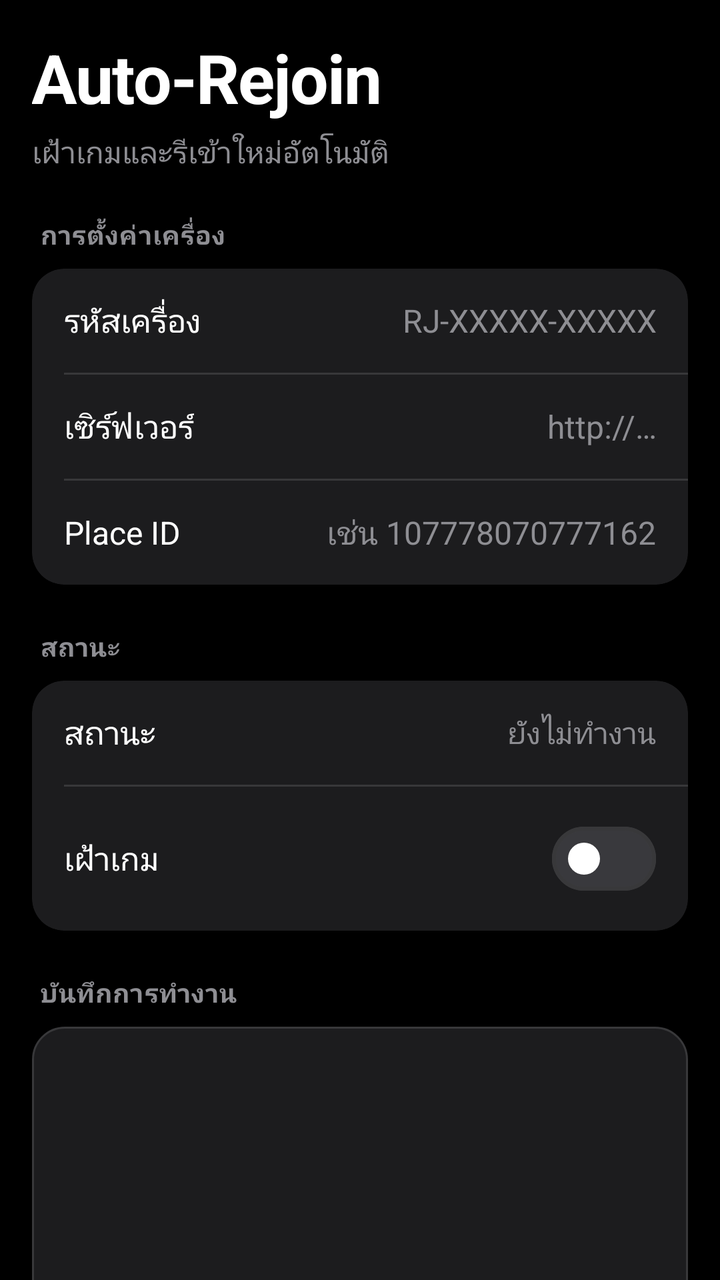
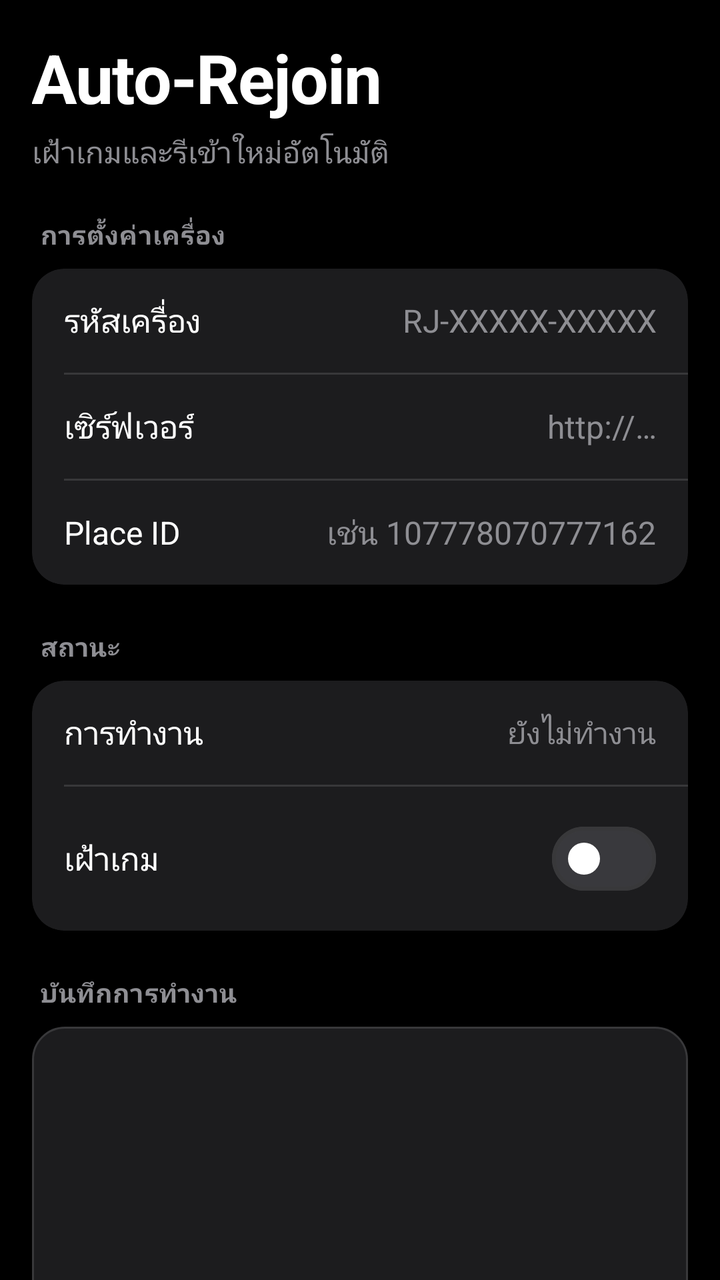

Screens rendered from an Android XML layout before and after an edit, with the pre-edit source and the edit as a unified diff.
<!-- AndroidManifest.xml: application theme Theme.RejoinAgent -->
<!-- res/layout/activity_main.xml -->
<?xml version="1.0" encoding="utf-8"?>
<androidx.core.widget.NestedScrollView xmlns:android="http://schemas.android.com/apk/res/android"
    xmlns:app="http://schemas.android.com/apk/res-auto"
    android:layout_width="match_parent"
    android:layout_height="match_parent"
    android:background="@color/ios_bg"
    android:fillViewport="true">

    <LinearLayout
        android:layout_width="match_parent"
        android:layout_height="wrap_content"
        android:orientation="vertical"
        android:padding="@dimen/screen_padding"
        android:paddingTop="28dp"
        android:paddingBottom="32dp">

        
        <TextView
            android:layout_width="match_parent"
            android:layout_height="wrap_content"
            android:text="@string/title"
            android:textColor="@color/ios_label"
            android:textSize="34sp"
            android:textStyle="bold"
            android:letterSpacing="-0.02" />

        <TextView
            android:layout_width="match_parent"
            android:layout_height="wrap_content"
            android:layout_marginTop="4dp"
            android:text="@string/subtitle"
            android:textColor="@color/ios_secondary_label"
            android:textSize="15sp" />

        
        <TextView
            style="@style/SectionHeader"
            android:layout_marginTop="@dimen/section_gap"
            android:text="@string/section_device" />

        <LinearLayout
            android:layout_width="match_parent"
            android:layout_height="wrap_content"
            android:layout_marginTop="8dp"
            android:background="@drawable/bg_card"
            android:clipToOutline="true"
            android:orientation="vertical">

            <LinearLayout
                style="@style/GroupRow">

                <TextView
                    style="@style/RowLabel"
                    android:text="@string/label_code" />

                <EditText
                    android:id="@+id/inputCode"
                    style="@style/Widget.Rejoin.EditText"
                    android:layout_width="0dp"
                    android:layout_height="wrap_content"
                    android:layout_weight="1"
                    android:gravity="end"
                    android:hint="@string/hint_code"
                    android:inputType="text" />
            </LinearLayout>

            <View style="@style/RowDivider" />

            <LinearLayout
                style="@style/GroupRow">

                <TextView
                    style="@style/RowLabel"
                    android:text="@string/label_server" />

                <EditText
                    android:id="@+id/inputServer"
                    style="@style/Widget.Rejoin.EditText"
                    android:layout_width="0dp"
                    android:layout_height="wrap_content"
                    android:layout_weight="1"
                    android:gravity="end"
                    android:hint="@string/hint_server"
                    android:inputType="textUri" />
            </LinearLayout>

            <View style="@style/RowDivider" />

            <LinearLayout
                style="@style/GroupRow">

                <TextView
                    style="@style/RowLabel"
                    android:text="@string/label_place" />

                <EditText
                    android:id="@+id/inputPlace"
                    style="@style/Widget.Rejoin.EditText"
                    android:layout_width="0dp"
                    android:layout_height="wrap_content"
                    android:layout_weight="1"
                    android:gravity="end"
                    android:hint="@string/hint_place"
                    android:inputType="number" />
            </LinearLayout>
        </LinearLayout>

        
        <TextView
            style="@style/SectionHeader"
            android:layout_marginTop="@dimen/section_gap"
            android:text="@string/section_status" />

        <LinearLayout
            android:layout_width="match_parent"
            android:layout_height="wrap_content"
            android:layout_marginTop="8dp"
            android:background="@drawable/bg_card"
            android:clipToOutline="true"
            android:orientation="vertical">

            <LinearLayout
                style="@style/GroupRow">

                <TextView
                    style="@style/RowLabel"
                    android:layout_weight="1"
                    android:text="@string/section_status" />

                <TextView
                    android:id="@+id/txtStatus"
                    android:layout_width="wrap_content"
                    android:layout_height="wrap_content"
                    android:gravity="end"
                    android:maxLines="2"
                    android:text="@string/status_idle"
                    android:textColor="@color/ios_secondary_label"
                    android:textSize="15sp" />
            </LinearLayout>

            <View style="@style/RowDivider" />

            <LinearLayout
                style="@style/GroupRow">

                <TextView
                    style="@style/RowLabel"
                    android:layout_weight="1"
                    android:text="@string/label_watch" />

                <com.google.android.material.materialswitch.MaterialSwitch
                    android:id="@+id/switchWatch"
                    android:layout_width="wrap_content"
                    android:layout_height="wrap_content"
                    app:thumbTint="@color/switch_thumb_tint"
                    app:trackTint="@color/switch_track_tint" />
            </LinearLayout>
        </LinearLayout>

        
        <TextView
            style="@style/SectionHeader"
            android:layout_marginTop="@dimen/section_gap"
            android:text="@string/section_log" />

        <LinearLayout
            android:layout_width="match_parent"
            android:layout_height="wrap_content"
            android:layout_marginTop="8dp"
            android:background="@drawable/bg_log"
            android:orientation="vertical"
            android:padding="12dp">

            <ScrollView
                android:id="@+id/scrollLog"
                android:layout_width="match_parent"
                android:layout_height="240dp"
                android:scrollbarStyle="insideOverlay">

                <TextView
                    android:id="@+id/txtLog"
                    android:layout_width="match_parent"
                    android:layout_height="wrap_content"
                    android:fontFamily="monospace"
                    android:textColor="@color/ios_log_text"
                    android:textIsSelectable="true"
                    android:textSize="12sp" />
            </ScrollView>
        </LinearLayout>

    </LinearLayout>
</androidx.core.widget.NestedScrollView>
<!-- resources referenced by this layout -->
<resources>
  <color name="ios_bg">#000000</color>
  <color name="ios_label">#FFFFFF</color>
  <color name="ios_log_text">#7EE787</color>
  <color name="ios_secondary_label">#8E8E93</color>
  <dimen name="screen_padding">16dp</dimen>
  <dimen name="section_gap">22dp</dimen>
  <!-- drawable bg_card (drawable) -->
  <?xml version="1.0" encoding="utf-8"?>
  <shape xmlns:android="http://schemas.android.com/apk/res/android"
      android:shape="rectangle">
      <solid android:color="@color/ios_card" />
      <corners android:radius="16dp" />
  </shape>
  <!-- drawable bg_log (drawable) -->
  <?xml version="1.0" encoding="utf-8"?>
  <shape xmlns:android="http://schemas.android.com/apk/res/android"
      android:shape="rectangle">
      <solid android:color="@color/ios_card" />
      <corners android:radius="16dp" />
      <stroke
          android:width="1dp"
          android:color="@color/ios_hairline" />
  </shape>
  <string name="hint_code">RJ-XXXXX-XXXXX</string>
  <string name="hint_place">เช่น 107778070777162</string>
  <string name="hint_server">http://…</string>
  <string name="label_code">รหัสเครื่อง</string>
  <string name="label_place">Place ID</string>
  <string name="label_server">เซิร์ฟเวอร์</string>
  <string name="label_watch">เฝ้าเกม</string>
  <string name="section_device">การตั้งค่าเครื่อง</string>
  <string name="section_log">บันทึกการทำงาน</string>
  <string name="section_status">สถานะ</string>
  <string name="status_idle">ยังไม่ทำงาน</string>
  <string name="subtitle">เฝ้าเกมและรีเข้าใหม่อัตโนมัติ</string>
  <string name="title">Auto-Rejoin</string>
  <style name="GroupRow">
          <item name="android:layout_width">match_parent</item>
          <item name="android:layout_height">wrap_content</item>
          <item name="android:orientation">horizontal</item>
          <item name="android:gravity">center_vertical</item>
          <item name="android:minHeight">52dp</item>
          <item name="android:paddingStart">@dimen/row_padding_h</item>
          <item name="android:paddingEnd">@dimen/row_padding_h</item>
          <item name="android:paddingTop">@dimen/row_padding_v</item>
          <item name="android:paddingBottom">@dimen/row_padding_v</item>
      </style>
  <style name="RowDivider">
          <item name="android:layout_width">match_parent</item>
          <item name="android:layout_height">1dp</item>
          <item name="android:layout_marginStart">@dimen/row_padding_h</item>
          <item name="android:background">@color/ios_hairline</item>
      </style>
  <style name="RowLabel">
          <item name="android:layout_width">wrap_content</item>
          <item name="android:layout_height">wrap_content</item>
          <item name="android:layout_marginEnd">12dp</item>
          <item name="android:textColor">@color/ios_label</item>
          <item name="android:textSize">16sp</item>
      </style>
  <style name="SectionHeader">
          <item name="android:layout_width">match_parent</item>
          <item name="android:layout_height">wrap_content</item>
          <item name="android:paddingStart">4dp</item>
          <item name="android:paddingEnd">4dp</item>
          <item name="android:textColor">@color/ios_secondary_label</item>
          <item name="android:textSize">13sp</item>
          <item name="android:letterSpacing">0.03</item>
          <item name="android:textStyle">bold</item>
      </style>
  <color name="ios_card">#1C1C1E</color>
  <color name="ios_hairline">#38383A</color>
  <dimen name="row_padding_h">16dp</dimen>
  <dimen name="row_padding_v">12dp</dimen>
  <color name="ios_blue">#0A84FF</color>
  <color name="ios_green">#30D158</color>
  <color name="ios_card_alt">#2C2C2E</color>
  <color name="ios_red">#FF453A</color>
</resources>

<!-- the commit's change to res/layout/activity_main.xml (unified diff, before → after) -->
@@ -125,7 +125,7 @@
                 <TextView
                     style="@style/RowLabel"
                     android:layout_weight="1"
-                    android:text="@string/section_status" />
+                    android:text="@string/label_work" />
 
                 <TextView
                     android:id="@+id/txtStatus"
<!-- resource entries referenced after the edit -->
@@ -30,6 +30,7 @@
   <string name="label_place">Place ID</string>
   <string name="label_server">เซิร์ฟเวอร์</string>
   <string name="label_watch">เฝ้าเกม</string>
+  <string name="label_work">การทำงาน</string>
   <string name="section_device">การตั้งค่าเครื่อง</string>
   <string name="section_log">บันทึกการทำงาน</string>
   <string name="section_status">สถานะ</string>
